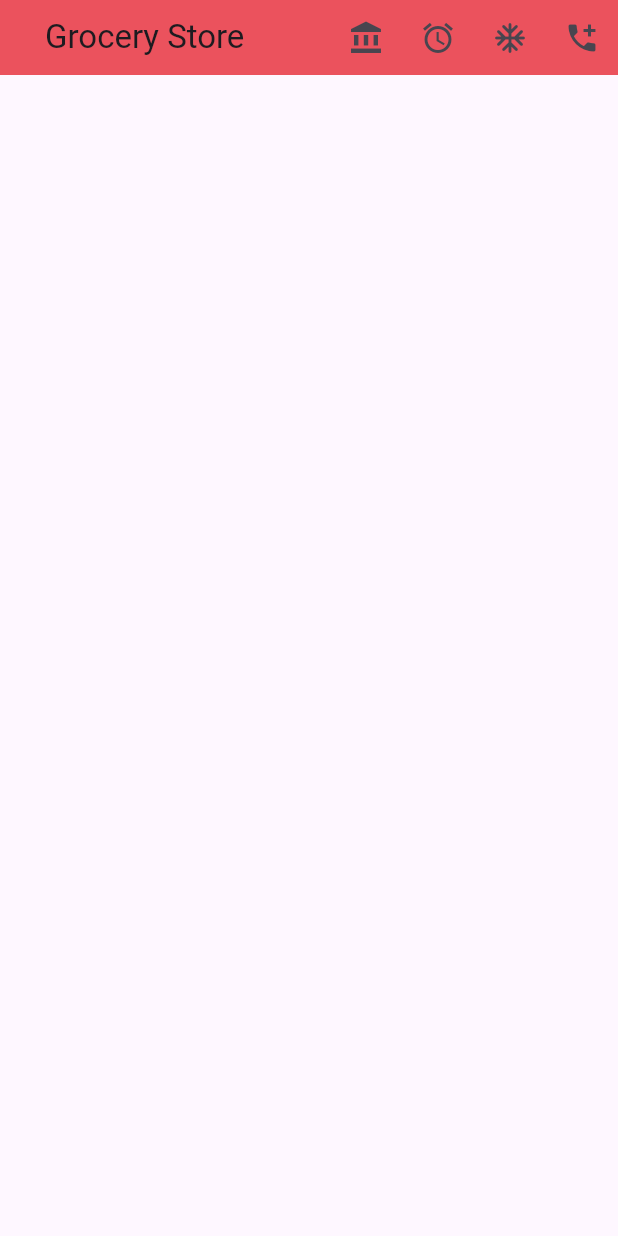
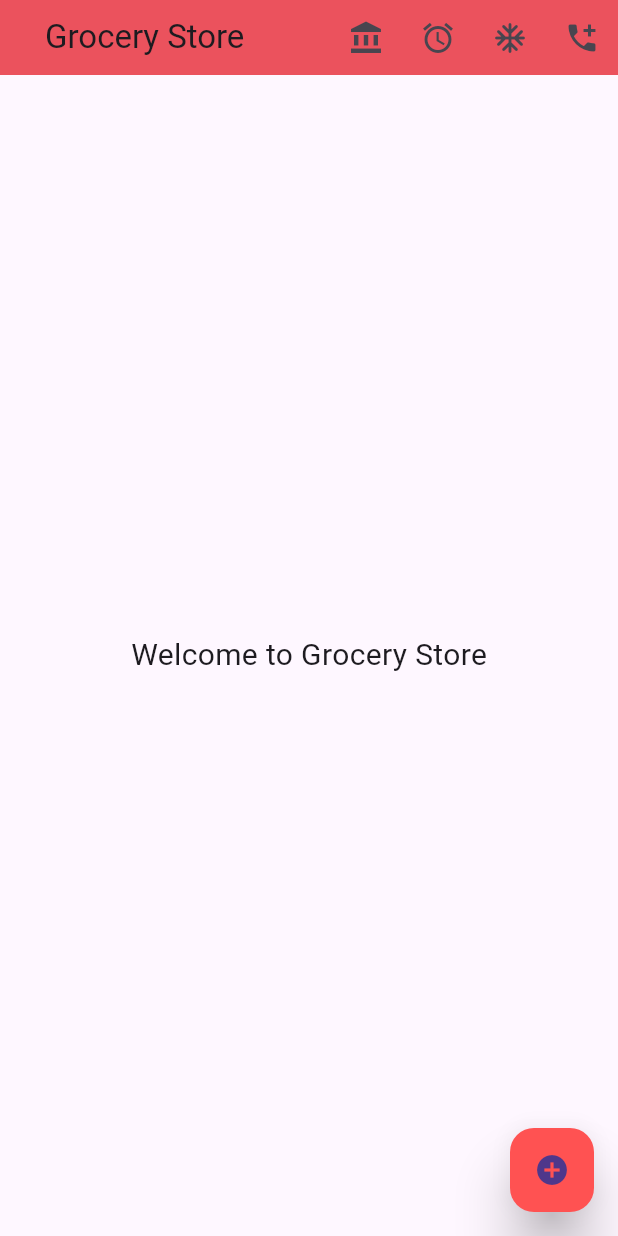
Before and after one commit to ekas-7/Flutter_start, a Flutter app: the screen it shows after launch, on a phone screen of 412 x 824 dp. Run offline on Flutter 3.47's test engine with Material 3 defaults, Android fonts, the phone set to English and light mode, and no system bars.

Commit message:
yo flutter floating button

```diff
--- a/lib/main.dart
+++ b/lib/main.dart
@@ -56,6 +56,20 @@ class HomeActivity extends StatelessWidget {
           ),
         ],
       ),
+      body: const Center(
+        child: Text(
+          "Welcome to Grocery Store",
+          style: TextStyle(fontSize: 20),
+        ),
+      ),
+      floatingActionButton: FloatingActionButton(
+        elevation: 15,
+        backgroundColor: Colors.redAccent,
+        child: const Icon(Icons.add_circle),
+        onPressed: () {
+          myMessage("This is the Floating Action Button", context);
+        },
+      ),
     );
   }
 }
```
